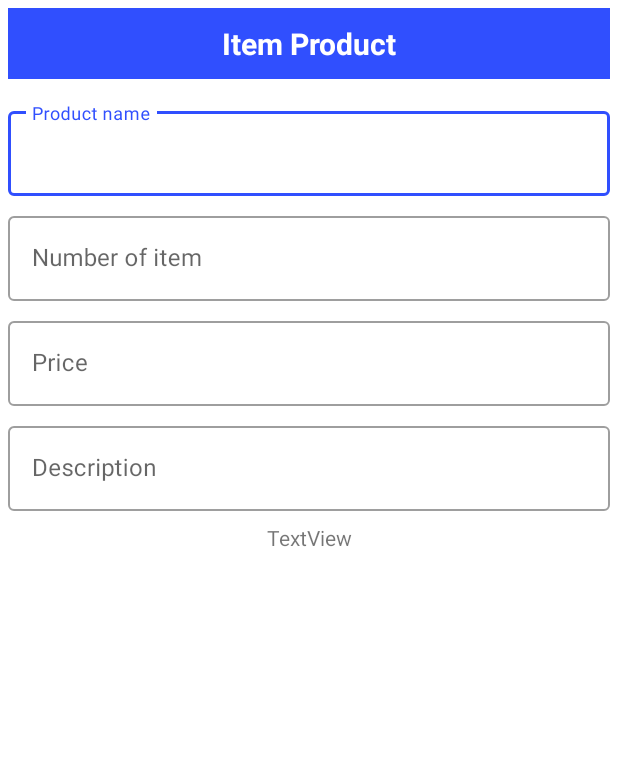
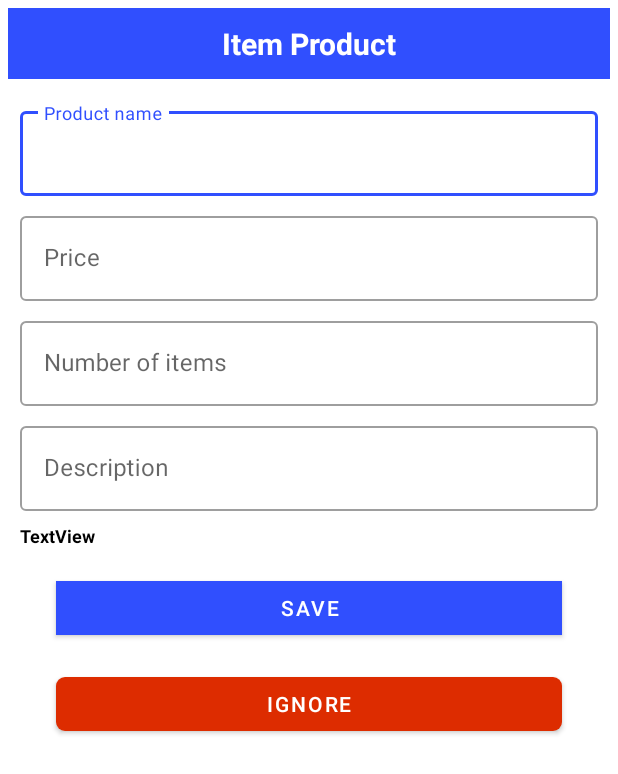
Before and after one commit to embashbaz/Expense-Planner-App, an Android app: the layout product_dialog.xml on its own in the app's theme, with its tools: preview values and no code run, on a phone screen of 412 x 824 dp. Shown: the top 774 px of the screen. Run offline under Robolectric (Android 15) with nearby library versions, the phone set to English and light mode, and no system bars.

Commit message:
can now display list of cart items

```diff
--- a/app/src/main/java/com/example/expenseplanner/data/ExpenseDao.kt
+++ b/app/src/main/java/com/example/expenseplanner/data/ExpenseDao.kt
@@ -29,7 +29,7 @@ interface ExpenseDao {
     fun getAllCart(): LiveData<List<Cart>>
 
     @Query("SELECT * FROM Itemproduct WHERE cartId =:id")
-    fun getAllItemForCart(id: Float): LiveData<List<ItemProduct>>
+    fun getAllItemForCart(id: Int): LiveData<List<ItemProduct>>
 
     @Query("DELETE FROM Itemproduct WHERE cartId =:id")
     suspend fun deleteAllItemForCart(id: Int)
--- a/app/src/main/java/com/example/expenseplanner/data/Repository.kt
+++ b/app/src/main/java/com/example/expenseplanner/data/Repository.kt
@@ -9,7 +9,7 @@ class Repository(private val expenseDao: ExpenseDao) {
 
     val allCarts = expenseDao.getAllCart()
 
-    fun getItemsForCart(id: Float): LiveData<List<ItemProduct>>{
+    fun getItemsForCart(id: Int): LiveData<List<ItemProduct>>{
         return expenseDao.getAllItemForCart(id)
     }
 
--- a/app/src/main/java/com/example/expenseplanner/ui/cart/CartViewModel.kt
+++ b/app/src/main/java/com/example/expenseplanner/ui/cart/CartViewModel.kt
@@ -25,7 +25,7 @@ class CartViewModel(repository: Repository) : ViewModel() {
         repository.updateItemProduct(item)
     }
 
-    fun getItemsForCart(id: Float): LiveData<List<ItemProduct>> {
+    fun getItemsForCart(id: Int): LiveData<List<ItemProduct>> {
         return repository.getItemsForCart(id)
     }
 
--- a/app/src/main/java/com/example/expenseplanner/ui/dialogs/NewCartDialog.kt
+++ b/app/src/main/java/com/example/expenseplanner/ui/dialogs/NewCartDialog.kt
@@ -58,6 +58,7 @@ class NewCartDialog (viewModel: ExpenseListViewModel): DialogFragment(), Adapter
             val date =sdf.format(Date()).toString()
 
             val cart = Cart(0,itemSpinner,1,date,0.0)
+            viewModel.insertCart(cart)
 
         }
 
--- a/app/src/main/res/layout/product_dialog.xml
+++ b/app/src/main/res/layout/product_dialog.xml
@@ -1,9 +1,13 @@
 <?xml version="1.0" encoding="utf-8"?>
-<androidx.constraintlayout.widget.ConstraintLayout xmlns:android="http://schemas.android.com/apk/res/android"
+
+<ScrollView
+    xmlns:android="http://schemas.android.com/apk/res/android"
     xmlns:app="http://schemas.android.com/apk/res-auto"
-    xmlns:tools="http://schemas.android.com/tools"
     android:layout_width="match_parent"
-    android:layout_height="match_parent"
+    android:layout_height="wrap_content">
+<androidx.constraintlayout.widget.ConstraintLayout
+    android:layout_width="match_parent"
+    android:layout_height="wrap_content"
     android:padding="5dp">
 
     <TextView
@@ -22,12 +26,16 @@
         app:layout_constraintTop_toTopOf="parent" />
 
     <com.google.android.material.textfield.TextInputLayout
-        android:id="@+id/textInputLayout"
+        android:id="@+id/item_name_til"
+        style="@style/Widget.MaterialComponents.TextInputLayout.OutlinedBox"
         android:layout_width="0dp"
         android:layout_height="wrap_content"
+        android:layout_marginStart="8dp"
+        android:layout_marginLeft="8dp"
         android:layout_marginTop="16dp"
+        android:layout_marginEnd="8dp"
+        android:layout_marginRight="8dp"
         android:hint="Product name"
-        style="@style/Widget.MaterialComponents.TextInputLayout.OutlinedBox"
         app:layout_constraintEnd_toEndOf="parent"
         app:layout_constraintStart_toStartOf="parent"
         app:layout_constraintTop_toBottomOf="@+id/textView6">
@@ -38,15 +46,19 @@
     </com.google.android.material.textfield.TextInputLayout>
 
     <com.google.android.material.textfield.TextInputLayout
-        android:id="@+id/textInputLayout2"
+        android:id="@+id/item_price"
         style="@style/Widget.MaterialComponents.TextInputLayout.OutlinedBox"
         android:layout_width="0dp"
         android:layout_height="wrap_content"
+        android:layout_marginStart="8dp"
+        android:layout_marginLeft="8dp"
         android:layout_marginTop="8dp"
-        android:hint="Number of item"
+        android:layout_marginEnd="8dp"
+        android:layout_marginRight="8dp"
+        android:hint="Price"
         app:layout_constraintEnd_toEndOf="parent"
         app:layout_constraintStart_toStartOf="parent"
-        app:layout_constraintTop_toBottomOf="@+id/textInputLayout">
+        app:layout_constraintTop_toBottomOf="@+id/item_name_til">
 
         <com.google.android.material.textfield.TextInputEditText
             android:layout_width="match_parent"
@@ -54,15 +66,19 @@
     </com.google.android.material.textfield.TextInputLayout>
 
     <com.google.android.material.textfield.TextInputLayout
-        android:id="@+id/textInputLayout3"
+        android:id="@+id/number_item"
+        style="@style/Widget.MaterialComponents.TextInputLayout.OutlinedBox"
         android:layout_width="0dp"
         android:layout_height="wrap_content"
+        android:layout_marginStart="8dp"
+        android:layout_marginLeft="8dp"
         android:layout_marginTop="8dp"
-        style="@style/Widget.MaterialComponents.TextInputLayout.OutlinedBox"
-        android:hint="Price"
+        android:layout_marginEnd="8dp"
+        android:layout_marginRight="8dp"
+        android:hint="Number of items"
         app:layout_constraintEnd_toEndOf="parent"
         app:layout_constraintStart_toStartOf="parent"
-        app:layout_constraintTop_toBottomOf="@+id/textInputLayout2">
+        app:layout_constraintTop_toBottomOf="@+id/item_price">
 
         <com.google.android.material.textfield.TextInputEditText
             android:layout_width="match_parent"
@@ -70,15 +86,19 @@
     </com.google.android.material.textfield.TextInputLayout>
 
     <com.google.android.material.textfield.TextInputLayout
-        android:id="@+id/textInputLayout4"
+        android:id="@+id/item_description"
+        style="@style/Widget.MaterialComponents.TextInputLayout.OutlinedBox"
         android:layout_width="0dp"
         android:layout_height="wrap_content"
+        android:layout_marginStart="8dp"
+        android:layout_marginLeft="8dp"
         android:layout_marginTop="8dp"
-        style="@style/Widget.MaterialComponents.TextInputLayout.OutlinedBox"
+        android:layout_marginEnd="8dp"
+        android:layout_marginRight="8dp"
         android:hint="Description"
         app:layout_constraintEnd_toEndOf="parent"
         app:layout_constraintStart_toStartOf="parent"
-        app:layout_constraintTop_toBottomOf="@+id/textInputLayout3">
+        app:layout_constraintTop_toBottomOf="@+id/number_item">
 
         <com.google.android.material.textfield.TextInputEditText
             android:layout_width="match_parent"
@@ -86,12 +106,49 @@
     </com.google.android.material.textfield.TextInputLayout>
 
     <TextView
-        android:id="@+id/textView7"
+        android:id="@+id/items_total_price"
         android:layout_width="wrap_content"
         android:layout_height="wrap_content"
+        android:layout_marginStart="8dp"
+        android:layout_marginLeft="8dp"
         android:layout_marginTop="8dp"
         android:text="TextView"
+        android:textColor="@color/black"
+        android:textSize="12sp"
+        android:textStyle="bold"
+        app:layout_constraintStart_toStartOf="parent"
+        app:layout_constraintTop_toBottomOf="@+id/item_description" />
+
+    <Button
+        android:id="@+id/save_item_bt"
+        android:layout_width="0dp"
+        android:layout_height="wrap_content"
+        android:layout_marginStart="32dp"
+        android:layout_marginLeft="32dp"
+        android:layout_marginTop="16dp"
+        android:layout_marginEnd="32dp"
+        android:layout_marginRight="32dp"
+        android:text="Save"
+        app:cornerRadius="0dp"
         app:layout_constraintEnd_toEndOf="parent"
         app:layout_constraintStart_toStartOf="parent"
-        app:layout_constraintTop_toBottomOf="@+id/textInputLayout4" />
+        app:layout_constraintTop_toBottomOf="@+id/items_total_price" />
+
+    <Button
+        android:id="@+id/ignore_item_bt"
+        android:layout_width="0dp"
+        android:layout_height="wrap_content"
+        android:layout_marginStart="32dp"
+        android:layout_marginLeft="32dp"
+        android:layout_marginTop="16dp"
+        android:layout_marginEnd="32dp"
+        android:layout_marginRight="32dp"
+        android:text="Ignore"
+        app:backgroundTint="@color/orange_1"
+        app:cornerRadius="6dp"
+        app:layout_constraintBottom_toBottomOf="parent"
+        app:layout_constraintEnd_toEndOf="parent"
+        app:layout_constraintStart_toStartOf="parent"
+        app:layout_constraintTop_toBottomOf="@+id/save_item_bt" />
 </androidx.constraintlayout.widget.ConstraintLayout>
+</ScrollView>
```
Also changed, not shown: app/src/main/java/com/example/expenseplanner/ui/cart/CartAdapter.kt (+8 -5 lines), app/src/main/java/com/example/expenseplanner/ui/cart/CartFragment.kt (+78 -2 lines), app/src/main/java/com/example/expenseplanner/ui/dialogs/ItemDialog.kt (added, +126 -0 lines), app/src/main/res/layout/fragment_cart.xml (+5 -5 lines).
